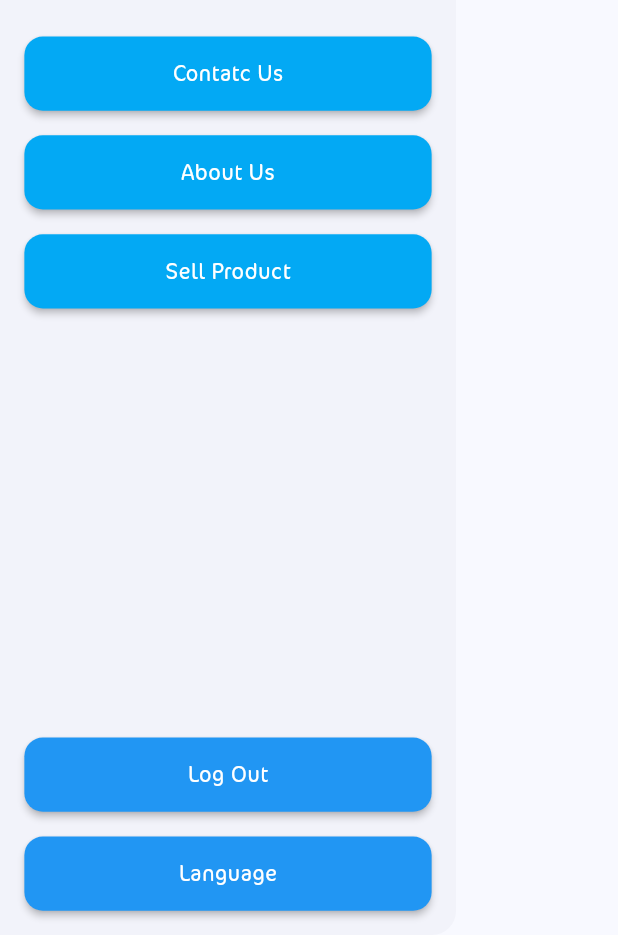
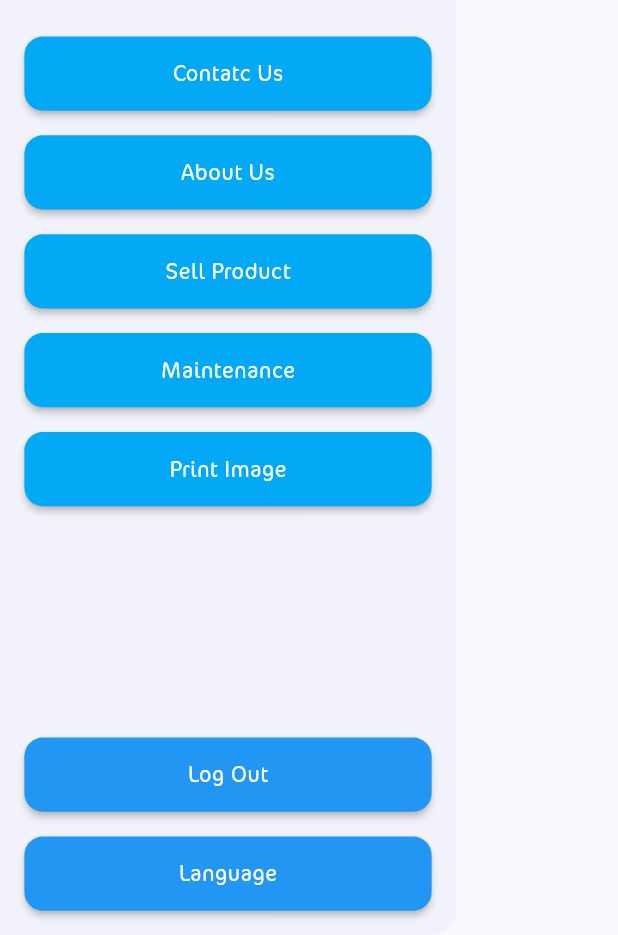
Before and after one commit to AHNXD/ecommerce_app, a Flutter app: the DrawerWidget widget shown alone on an empty page, opened directly, on a phone screen of 412 x 824 dp, the part 301-1236 px from its top. Run offline on Flutter 3.47's test engine with Material 3 defaults, Android fonts, the phone set to English and light mode, and no system bars; our stand-ins replace animate_do, awesome_dialog, bloc, cached_network_image, carousel_slider, dio and 12 more; missing offline and left inert: phone_form_field, restart_app; accounts and stored records are empty; network calls fail; project files that could hold a hidden picture were left out.

Commit message:
add maintenace and print image pages, add two btn from them in the drawer

```diff
--- a/assets/lang/ar.json
+++ b/assets/lang/ar.json
@@ -82,5 +82,7 @@
     "product_name" : "اسم المنتج",
     "confirm_product" : "هل انت متأكد من معلومات المنتج؟",
     "image_uploded" : "تم رفع الصورة بنجاح",
-    "ok" : "حسنا"
+    "ok" : "حسنا",
+    "maintenance_btn" : "طلب صيانة",
+    "print_image_order_btn" : "طباعة صورة"
 }
--- a/assets/lang/en.json
+++ b/assets/lang/en.json
@@ -82,6 +82,7 @@
     "product_name" : "Product Name",
     "confirm_product" : "Are you sure about the product information?",
     "image_uploded": "The image has been uploaded successfully",
-    "ok" : "ok"
-
+    "ok" : "ok",
+    "maintenance_btn" : "Maintenance",
+    "print_image_order_btn" : "Print Image"
 }
--- a/lib/Future/Home/Widgets/home_screen/drawer_widget.dart
+++ b/lib/Future/Home/Widgets/home_screen/drawer_widget.dart
@@ -5,6 +5,8 @@ import 'package:ecommerce_app_qr/Future/Home/Cubits/getCatigories/get_catigories
 import 'package:ecommerce_app_qr/Future/Home/Cubits/getMyOrders/get_my_orders_cubit.dart';
 import 'package:ecommerce_app_qr/Future/Home/Cubits/getProducts/get_products_cubit.dart';
 import 'package:ecommerce_app_qr/Future/Home/Pages/about_us_screen.dart';
+import 'package:ecommerce_app_qr/Future/Home/Pages/maintenance_order.dart';
+import 'package:ecommerce_app_qr/Future/Home/Pages/print_image.dart';
 import 'package:ecommerce_app_qr/Future/Home/Pages/sell_prodact.dart';
 import 'package:ecommerce_app_qr/Future/Home/Cubits/locale/locale_cubit.dart';
 import 'package:ecommerce_app_qr/Utils/SharedPreferences/SharedPreferencesHelper.dart';
@@ -78,6 +80,24 @@ class DrawerWidget extends StatelessWidget {
                   verticalHieght: 1.h,
                   horizontalWidth: 2.w,
                   color: AppColors.buttonCategoryColor),
+              MyButtonWidget(
+                  text: "maintenance_btn".tr(context),
+                  onPressed: () {
+                    Navigator.of(context).push(MaterialPageRoute(
+                        builder: (context) => const MaintenanceScreen()));
+                  },
+                  verticalHieght: 1.h,
+                  horizontalWidth: 2.w,
+                  color: AppColors.buttonCategoryColor),
+              MyButtonWidget(
+                  text: "print_image_order_btn".tr(context),
+                  onPressed: () {
+                    Navigator.of(context).push(MaterialPageRoute(
+                        builder: (context) => const PrintImageScreen()));
+                  },
+                  verticalHieght: 1.h,
+                  horizontalWidth: 2.w,
+                  color: AppColors.buttonCategoryColor),
               const Spacer(),
               !AppSharedPreferences.hasToken
                   ? Column(
```
Also changed, not shown: lib/Future/Home/Pages/maintenance_order.dart (added, +24 -0 lines), lib/Future/Home/Pages/print_image.dart (added, +24 -0 lines).
